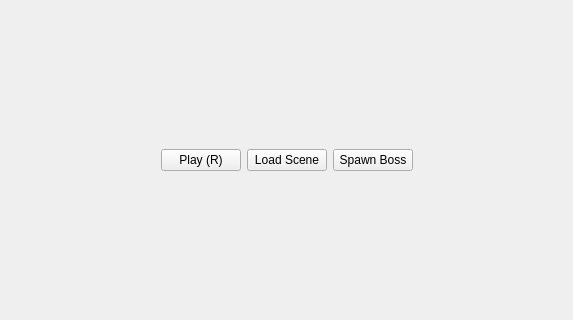
First picture: the form in mainwindow.ui, repository FredrikEik/Game_Engine_Architecture, before the edit; both pictures show x 190 to 763 and y 134 to 454 of the 850 by 788 pixel window.
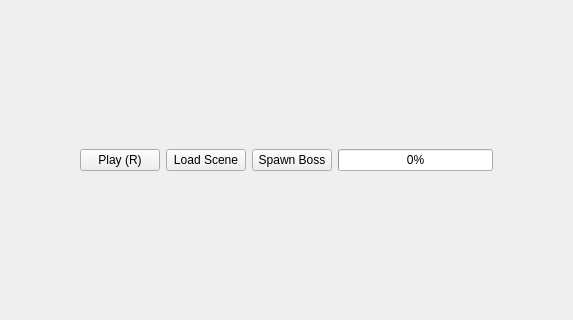
Second picture: the form after the edit.

What changed in the file:
```diff
--- a/mainwindow.ui
+++ b/mainwindow.ui
@@ -64,6 +64,13 @@
         </property>
        </widget>
       </item>
+      <item>
+       <widget class="QProgressBar" name="progressBar">
+        <property name="value">
+         <number>0</number>
+        </property>
+       </widget>
+      </item>
       <item>
        <spacer name="horizontalSpacer_2">
         <property name="orientation">
```
